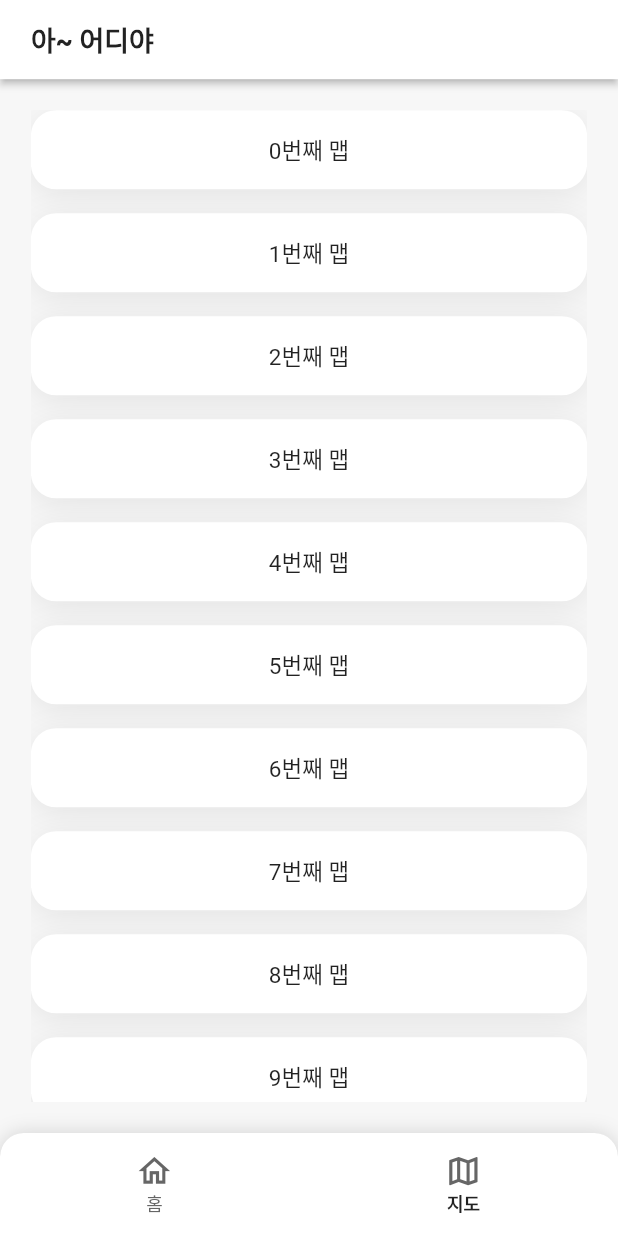
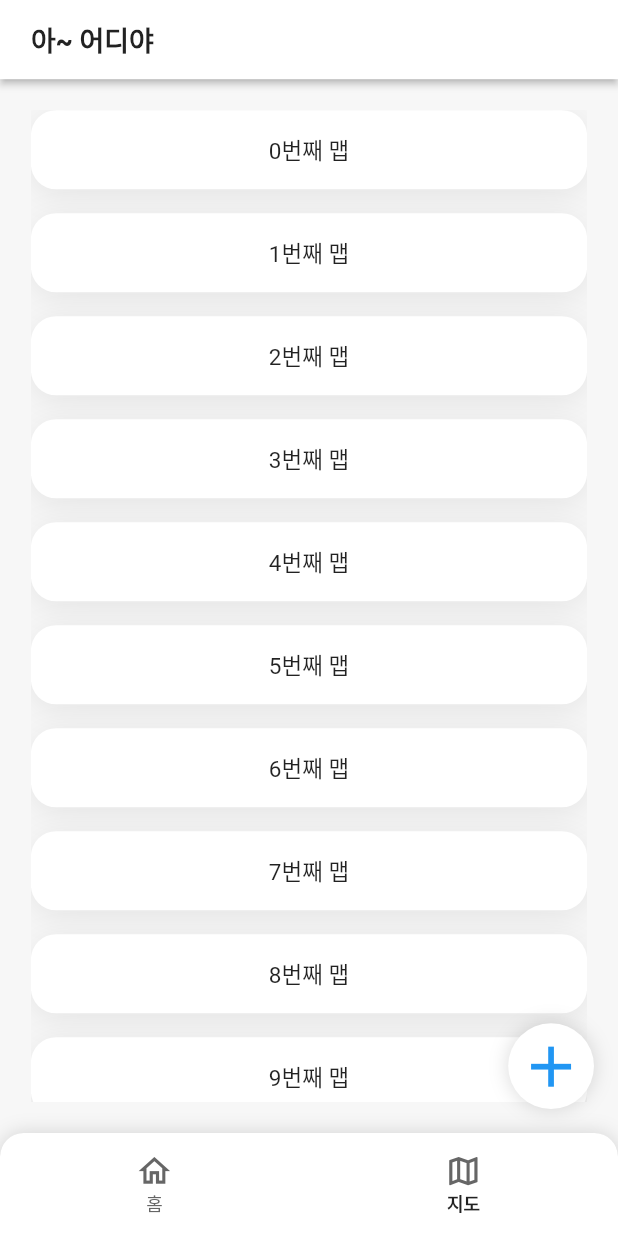
Before and after one commit to jungwoo-0530/meet, a Flutter app: the screen it shows after launch, item 2 of the bottom bar chosen, on a phone screen of 412 x 824 dp. Run offline on Flutter 3.47's test engine with Material 3 defaults, Android fonts, the light colour scheme and no system bars; our stand-ins replace animated_splash_screen, flutter_screenutil, fluttertoast, google_maps_flutter, page_transition.

Commit message:
- 지도 fab 추가

```diff
--- a/lib/common/constants.dart
+++ b/lib/common/constants.dart
@@ -4,7 +4,7 @@ import 'package:flutter_screenutil/flutter_screenutil.dart';
 class Consts {
   static double get designWidth => 720.0;
   static double get designHeight => 1560.0;
-  static double get marginPageHorizon => 36.w;
+  static double get marginPage => 36.w;
 
   static double get tabbarLabelPadding => 2;
   static double get heightTabbar => 65;
--- a/lib/custom/appbar.dart
+++ b/lib/custom/appbar.dart
@@ -62,7 +62,7 @@ class _MeetAppBarState extends State<MeetAppBar> {
           automaticallyImplyLeading: false, //widget.hideBackIcon ? false : true,
           toolbarHeight: 100.h,
           elevation: 2,
-          titleSpacing: Consts.marginPageHorizon,
+          titleSpacing: Consts.marginPage,
           iconTheme: const IconThemeData(
             color: Colors.black, //change your color here
           ),
@@ -102,7 +102,7 @@ class _MeetAppBarState extends State<MeetAppBar> {
     }
 
     actions.add(SizedBox(
-      width: Consts.marginPageHorizon,
+      width: Consts.marginPage,
     ));
 
     return actions;
--- a/lib/main.dart
+++ b/lib/main.dart
@@ -9,6 +9,7 @@ import 'package:flutter_screenutil/flutter_screenutil.dart';
 import 'package:provider/provider.dart';
 import 'package:ya_meet/pages/main/page_home.dart';
 import 'package:ya_meet/pages/main/page_map.dart';
+import 'package:ya_meet/pages/map/page_map_add.dart';
 import 'package:ya_meet/pages/map/page_map_detail.dart';
 import 'package:ya_meet/pages/page_splash.dart';
 
@@ -169,6 +170,9 @@ class YaMeet extends StatelessWidget {
               ROUTES.MAP_DETAIL: (context) {
                 return const DetailMapPage();
               },
+              ROUTES.MAP_ADD: (context) {
+                return const AddMapPage();
+              },
             },
             onGenerateRoute: (settings) {},
             theme: ThemeData(
@@ -276,12 +280,45 @@ class AppMainState extends State<AppMain> with SingleTickerProviderStateMixin, W
     meetlog("didChangeAppLifecycleState: $state");
   }
 
+  Widget meetFab(int currentIdx) {
+    return Builder(
+      builder: (context) {
+        switch (currentIdx) {
+          case 1:
+            return InkWell(
+              onTap: () {
+                Navigator.pushNamed(context, ROUTES.MAP_ADD);
+              },
+              child: Container(
+                width: 100.w,
+                height: 100.w,
+                decoration: BoxDecoration(
+                  color: Colors.white,
+                  borderRadius: BorderRadius.circular(80.w),
+                  boxShadow: [
+                    BoxShadow(color: const Color(0x26000000), spreadRadius: 0, blurRadius: 20.r),
+                  ],
+                ),
+                child: Icon(
+                  Icons.add,
+                  size: 80.w,
+                  color: Colors.blue,
+                ),
+              ),
+            );
+          default:
+            return const SizedBox();
+        }
+      },
+    );
+  }
+
   @override
   Widget build(BuildContext context) {
     double labelBottomPadding = 10.h;
 
     return Scaffold(
-      // key: Meet.mainStateKey,
+      key: Meet.mainStateKey,
       backgroundColor: scaffoldBackgroundColor,
       appBar: PreferredSize(preferredSize: Size.fromHeight(100.h), child: appbarSelector(tabController.index)),
       body: SafeArea(
@@ -292,6 +329,7 @@ class AppMainState extends State<AppMain> with SingleTickerProviderStateMixin, W
           children: screenList,
         ),
       ),
+      floatingActionButton: meetFab(Meet.tabbarSelectedIndex),
       extendBody: true,
       drawerEnableOpenDragGesture: false,
       bottomNavigationBar: Container(
--- a/lib/pages/main/page_home.dart
+++ b/lib/pages/main/page_home.dart
@@ -14,7 +14,7 @@ class _HomePageState extends State<HomePage> {
   Widget build(BuildContext context) {
     return SafeArea(
       child: Padding(
-        padding: EdgeInsets.all(Consts.marginPageHorizon),
+        padding: EdgeInsets.all(Consts.marginPage),
         child: Text("Home"),
       ),
     );
--- a/lib/pages/main/page_map.dart
+++ b/lib/pages/main/page_map.dart
@@ -16,7 +16,7 @@ class _MapPageState extends State<MapPage> {
   Widget build(BuildContext context) {
     return SafeArea(
         child: Padding(
-      padding: EdgeInsets.all(Consts.marginPageHorizon),
+      padding: EdgeInsets.all(Consts.marginPage),
       child: ListView(
         children: [
           for (int i = 0; i < 10; i++) ...[
--- a/lib/pages/map/page_map_detail.dart
+++ b/lib/pages/map/page_map_detail.dart
@@ -36,7 +36,7 @@ class _DetailMapPageState extends State<DetailMapPage> {
         child: _isLoading
             ? const Center(child: CircularProgressIndicator())
             : Padding(
-                padding: EdgeInsets.all(Consts.marginPageHorizon),
+                padding: EdgeInsets.all(Consts.marginPage),
                 child: GoogleMap(
                   initialCameraPosition: CameraPosition(target: LatLng(latitude, longitude), zoom: 17),
                 ),
```
Also changed, not shown: lib/pages/map/page_map_add.dart (+7 -2 lines), 1 other file.
